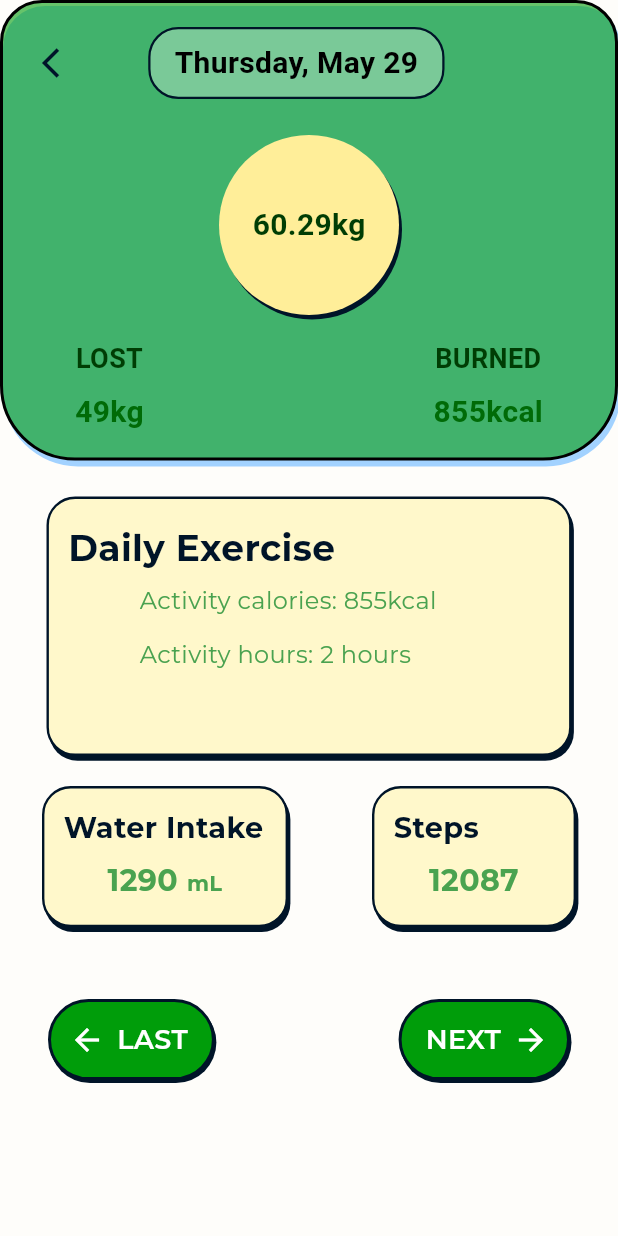
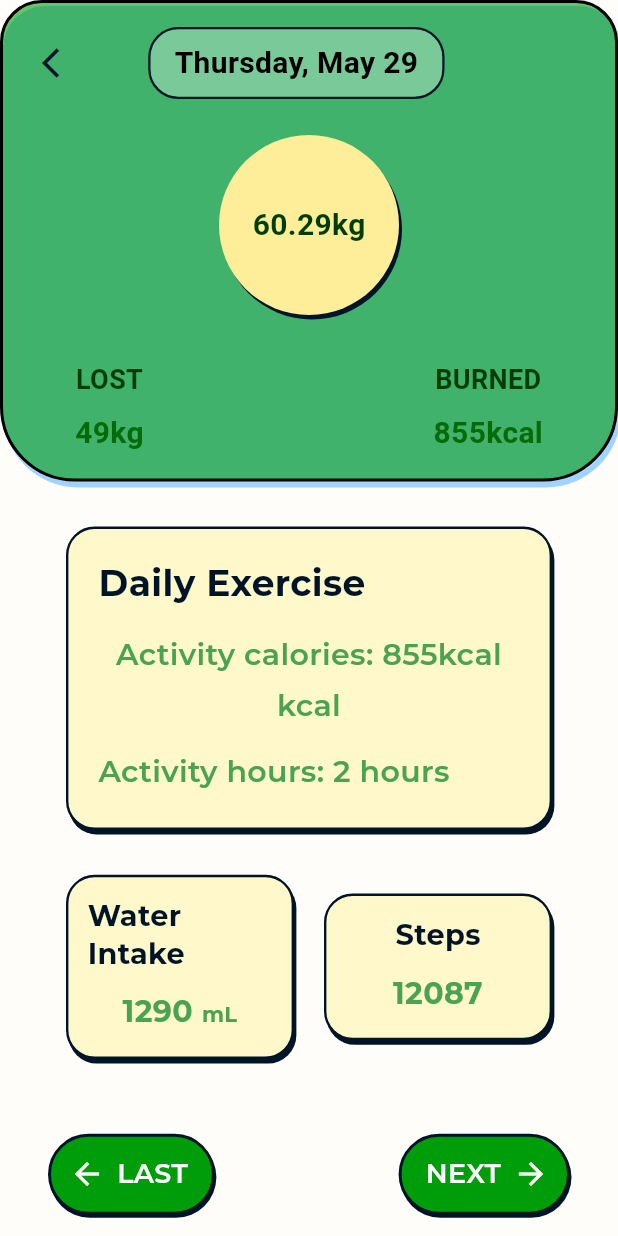
Before and after one commit to Roseburgendy/Mobile_GroupAssignment, a Flutter app: the DailyDetailsScreen screen opened directly, on a phone screen of 412 x 824 dp. Run offline on Flutter 3.47's test engine with Material 3 defaults, Android fonts, the phone set to English and light mode, and no system bars; our stand-ins replace cached_network_image, curved_navigation_bar, flutter_svg, shared_preferences, sizer; accounts and stored records are empty.

Commit message:
5.29 Update

```diff
--- a/lib/MainNavigation.dart
+++ b/lib/MainNavigation.dart
@@ -73,7 +73,7 @@ class _MainNavigationBarState extends State<MainNavigationBar> {
           final isActive = index == _page ;
 
           return Container(
-            padding: const EdgeInsets.all(8),
+            padding: const EdgeInsets.all(15),
             decoration: isActive
                 ? BoxDecoration(
               shape: BoxShape.circle,
@@ -87,7 +87,7 @@ class _MainNavigationBarState extends State<MainNavigationBar> {
                   ? CustomBottomNavBar.activeColor
                   : CustomBottomNavBar.inactiveColor,
               // Active icon is slightly larger
-              height: isActive ? 30 : 24,
+              height: isActive ? 30 : 28,
             ),
           );
         }).toList(),
--- a/lib/screens/daily_details.dart
+++ b/lib/screens/daily_details.dart
@@ -76,14 +76,11 @@ class _DailyDetailsScreenState extends State<DailyDetailsScreen> {
     return Scaffold(
       backgroundColor: const Color(0xFFFEFDFA),
       body: SafeArea(
-        child: SingleChildScrollView(
-          padding: const EdgeInsets.only(bottom: 32),
-          child: ConstrainedBox(
-            constraints: BoxConstraints(minHeight: screenHeight),
+        child: Container(
+          padding: const EdgeInsets.only(bottom: 10),
             child: Column(
-              crossAxisAlignment: CrossAxisAlignment.stretch,
+              //crossAxisAlignment: CrossAxisAlignment.stretch,
               children: [
-
                 Container(
                   padding: const EdgeInsets.symmetric(horizontal: 16, vertical: 16),
                   decoration: ShapeDecoration(
@@ -165,7 +162,7 @@ class _DailyDetailsScreenState extends State<DailyDetailsScreen> {
                           ),
                         ),
                       ),
-                      const SizedBox(height: 16),
+                      const SizedBox(height: 30),
                       Padding(
                         padding: const EdgeInsets.symmetric(horizontal: 32.0),
                         child: Row(
@@ -212,7 +209,7 @@ class _DailyDetailsScreenState extends State<DailyDetailsScreen> {
                   ),
                 ),
 
-                const SizedBox(height: 24),
+                const SizedBox(height: 30),
 
                 Padding(
                   padding: const EdgeInsets.symmetric(horizontal: 28),
@@ -224,7 +221,7 @@ class _DailyDetailsScreenState extends State<DailyDetailsScreen> {
                   ),
                 ),
 
-                const SizedBox(height: 48),
+                const SizedBox(height: 50),
 
                 Padding(
                   padding: const EdgeInsets.symmetric(horizontal: 32.0),
@@ -246,7 +243,7 @@ class _DailyDetailsScreenState extends State<DailyDetailsScreen> {
                 ),
               ],
             ),
-          ),
+
         ),
       ),
     );
--- a/lib/src/widgets/details_block.dart
+++ b/lib/src/widgets/details_block.dart
@@ -1,4 +1,7 @@
+import 'package:assignment1/src/shared/app_colors.dart';
 import 'package:flutter/material.dart';
+
+import 'box_text.dart';
 
 class FitnessStatsContainer extends StatelessWidget {
   final String activityCalories;
@@ -16,148 +19,106 @@ class FitnessStatsContainer extends StatelessWidget {
 
   @override
   Widget build(BuildContext context) {
+    final width = MediaQuery.of(context).size.width;
+
     return Column(
       children: [
-        // Daily Exercise Container
+        // Daily Exercise Container (full width)
         Container(
-          width: 350,
-          height: 173,
-          padding: const EdgeInsets.all(12.76),
-          decoration: ShapeDecoration(
+          width: double.infinity,
+          padding: const EdgeInsets.all(20),
+          margin: const EdgeInsets.symmetric(horizontal: 16),
+          decoration: BoxDecoration(
             color: const Color(0xFFFFF8CB),
-            shape: RoundedRectangleBorder(
-              side: const BorderSide(
+            borderRadius: BorderRadius.circular(19.14),
+            border: Border.all(
+              color: const Color(0xFF001428),
               width: 1.59,
-                color: Color(0xFF001428),
             ),
-              borderRadius: BorderRadius.circular(19.14),
-            ),
-            shadows: const [
+            boxShadow: const [
               BoxShadow(
                 color: Color(0xFF001428),
                 blurRadius: 0,
                 offset: Offset(1.59, 3.19),
-                spreadRadius: 0,
-              )
+              ),
             ],
           ),
           child: Column(
-            mainAxisSize: MainAxisSize.min,
-            mainAxisAlignment: MainAxisAlignment.start,
-            crossAxisAlignment: CrossAxisAlignment.end,
+
+            crossAxisAlignment: CrossAxisAlignment.start,
             children: [
-              Container(
-                width: double.infinity,
-                height: 38.88,
-                child: Row(
-                  mainAxisSize: MainAxisSize.min,
-                  mainAxisAlignment: MainAxisAlignment.start,
-                  crossAxisAlignment: CrossAxisAlignment.center,
-                  children: [
-                    SizedBox(
-                      width: 261.59,
-                      child: Text(
+              Text(
                 'Daily Exercise',
-                        style: TextStyle(
-                          color: const Color(0xFF001428),
+                style: const TextStyle(
+                  color: Color(0xFF001428),
                   fontSize: 24,
                   fontFamily: 'Montserrat',
                   fontWeight: FontWeight.w700,
                   height: 1.33,
                 ),
               ),
-                    ),
-                    const SizedBox(
-                      width: 19.14,
-                      height: 19.14,
-                    ),
-                  ],
+              const SizedBox(height: 15),
+
+
+              Text(
+                'Activity calories: $activityCalories kcal',
+                textAlign: TextAlign.center,
+                style: const TextStyle(
+                  color: Color(0xFF4AA350),
+                  fontSize: 20,
+                  fontFamily: 'Montserrat',
+                  fontWeight: FontWeight.w600,
+                  height: 1.7,
                 ),
               ),
-              const SizedBox(height: 5),
-              Container(
-                width: 280,
-                height: 63,
-                decoration: const BoxDecoration(color: Color(0x00FFFCE6)),
-                child: Column(
-                  children: [
-                    Row(
-                      children: [
-                        const SizedBox(width: 6.38),
-                        SizedBox(
-                          width: 226,
-                          height: 26,
-                          child: Text(
-                            'Activity calories: $activityCalories kcal',
+
+              const SizedBox(height: 10),
+              Text(
+                'Activity hours: $activityHours hours',
+                textAlign: TextAlign.center,
                 style: const TextStyle(
-                              color: Color(0xFF4AA250),
-                              fontSize: 16,
+                  color: Color(0xFF4AA350),
+                  fontSize: 20,
                   fontFamily: 'Montserrat',
-                              fontWeight: FontWeight.w400,
+                  fontWeight: FontWeight.w600,
+                  height: 1.7,
                 ),
               ),
-                        ),
-                      ],
-                    ),
-                    const SizedBox(height: 10),
-                    Row(
-                      children: [
-                        const SizedBox(width: 6.38),
-                        SizedBox(
-                          width: 192,
-                          height: 24,
-                          child: Text(
-                            'Activity hours: $activityHours hours',
-                            style: const TextStyle(
-                              color: Color(0xFF4AA250),
-                              fontSize: 16,
-                              fontFamily: 'Montserrat',
-                              fontWeight: FontWeight.w400,
-                            ),
-                          ),
-                        ),
-                      ],
-                    ),
-                  ],
-                ),
-              ),
+
+
             ],
           ),
         ),
 
-        const SizedBox(height: 20),
+        const SizedBox(height: 30),
 
-        //water
-        Row(
-          mainAxisAlignment: MainAxisAlignment.spaceBetween,
+        // Water & Steps Row
+        Padding(
+          padding: const EdgeInsets.symmetric(horizontal: 16),
+          child: Row(
             children: [
-            Container(
-              width: 164,
+              // Water
+              Expanded(
+                child: Container(
                   padding: const EdgeInsets.all(12.76),
-              decoration: ShapeDecoration(
+                  decoration: BoxDecoration(
                     color: const Color(0xFFFFF8CB),
-                shape: RoundedRectangleBorder(
-                  side: const BorderSide(
+                    borderRadius: BorderRadius.circular(19.14),
+                    border: Border.all(
+                      color: const Color(0xFF001428),
                       width: 1.59,
-                    color: Color(0xFF001428),
                     ),
-                  borderRadius: BorderRadius.circular(19.14),
-                ),
-                shadows: const [
+                    boxShadow: const [
                       BoxShadow(
                         color: Color(0xFF001428),
                         blurRadius: 0,
                         offset: Offset(1.59, 3.19),
-                    spreadRadius: 0,
-                  )
+                      ),
                     ],
                   ),
                   child: Column(
-                mainAxisSize: MainAxisSize.min,
                     children: [
-                  const SizedBox(
-                    width: double.infinity,
-                    child: Text(
+                      const Text(
                         'Water Intake',
                         style: TextStyle(
                           color: Color(0xFF001428),
@@ -167,11 +128,8 @@ class FitnessStatsContainer extends StatelessWidget {
                           height: 1.33,
                         ),
                       ),
-                  ),
-                  const SizedBox(height: 6.38),
-                  SizedBox(
-                    width: double.infinity,
-                    child: Text.rich(
+                      const SizedBox(height: 10),
+                      Text.rich(
                         TextSpan(
                           children: [
                             TextSpan(
@@ -180,8 +138,8 @@ class FitnessStatsContainer extends StatelessWidget {
                                 color: Color(0xFF4AA350),
                                 fontSize: 20,
                                 fontFamily: 'Montserrat',
-                              fontWeight: FontWeight.w700,
-                              height: 1.70,
+                                fontWeight:FontWeight.w700,
+                                height: 1.7,
                               ),
                             ),
                             const TextSpan(
@@ -197,39 +155,35 @@ class FitnessStatsContainer extends StatelessWidget {
                         ),
                         textAlign: TextAlign.center,
                       ),
-                  ),
                     ],
                   ),
                 ),
+              ),
+
+              const SizedBox(width: 20),
 
               // Steps
-            Container(
-              width: 136,
+              Expanded(
+                child: Container(
                   padding: const EdgeInsets.all(12.76),
-              decoration: ShapeDecoration(
+                  decoration: BoxDecoration(
                     color: const Color(0xFFFFF8CB),
-                shape: RoundedRectangleBorder(
-                  side: const BorderSide(
+                    borderRadius: BorderRadius.circular(19.14),
+                    border: Border.all(
+                      color: const Color(0xFF001428),
                       width: 1.59,
-                    color: Color(0xFF001428),
                     ),
-                  borderRadius: BorderRadius.circular(19.14),
-                ),
-                shadows: const [
+                    boxShadow: const [
                       BoxShadow(
                         color: Color(0xFF001428),
                         blurRadius: 0,
                         offset: Offset(1.59, 3.19),
-                    spreadRadius: 0,
-                  )
+                      ),
                     ],
                   ),
                   child: Column(
-                mainAxisSize: MainAxisSize.min,
                     children: [
-                  const SizedBox(
-                    width: double.infinity,
-                    child: Text(
+                      const Text(
                         'Steps',
                         style: TextStyle(
                           color: Color(0xFF001428),
@@ -239,11 +193,8 @@ class FitnessStatsContainer extends StatelessWidget {
                           height: 1.33,
                         ),
                       ),
-                  ),
-                  const SizedBox(height: 6.38),
-                  SizedBox(
-                    width: double.infinity,
-                    child: Text(
+                      const SizedBox(height: 10),
+                      Text(
                         stepsCount,
                         textAlign: TextAlign.center,
                         style: const TextStyle(
@@ -251,7 +202,10 @@ class FitnessStatsContainer extends StatelessWidget {
                           fontSize: 20,
                           fontFamily: 'Montserrat',
                           fontWeight: FontWeight.w700,
-                        height: 1.70,
+                          height: 1.7,
+                        ),
+                      ),
+                    ],
                   ),
                 ),
               ),
@@ -259,8 +213,6 @@ class FitnessStatsContainer extends StatelessWidget {
           ),
         ),
       ],
-        ),
-      ],
     );
   }
 }
--- a/lib/src/widgets/setting_item.dart
+++ b/lib/src/widgets/setting_item.dart
@@ -34,7 +34,7 @@ class _SettingItemState extends State<SettingsItem>
             onTap: widget.onTap,
             child:
             Container(
-                width: 298,
+                width: 350,
                 padding: const EdgeInsets.all(20),
                 clipBehavior: Clip.antiAlias,
                 decoration: BoxDecoration(
--- a/pubspec.yaml
+++ b/pubspec.yaml
@@ -70,10 +70,10 @@ flutter:
     - assets/icon/
     - assets/image_xjq/
     - assets/icons_xjq/
-    - assets/image/Achievement_Page/
     - assets_lzj/
     - assets_lzj/images/
-    - assets/image/login_banner.png
+    - assets/image/
+    - assets/image/Achievement_Page/
 
   # To add assets to your application, add an assets section, like this:
 
```
Also changed, not shown: lib/EditProfilePage.dart (+27 -29 lines), lib/profile.dart (+21 -16 lines), lib/src/widgets/achievement_item.dart (+56 -42 lines). Lines whose indentation alone changed are shown as unchanged.
